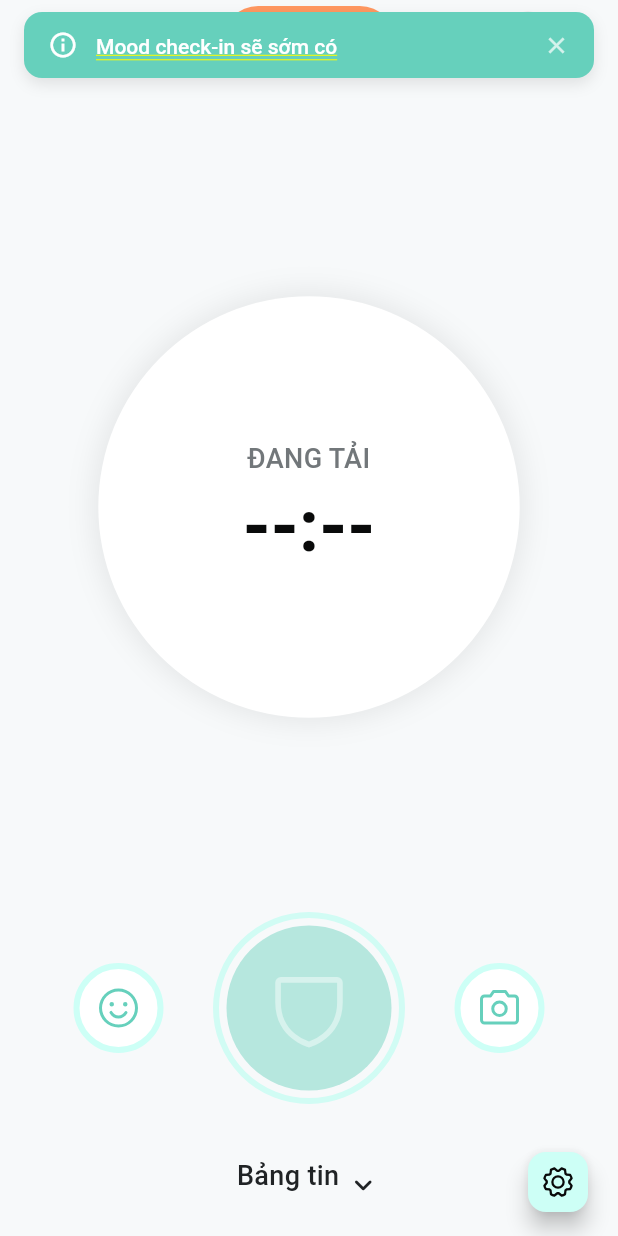
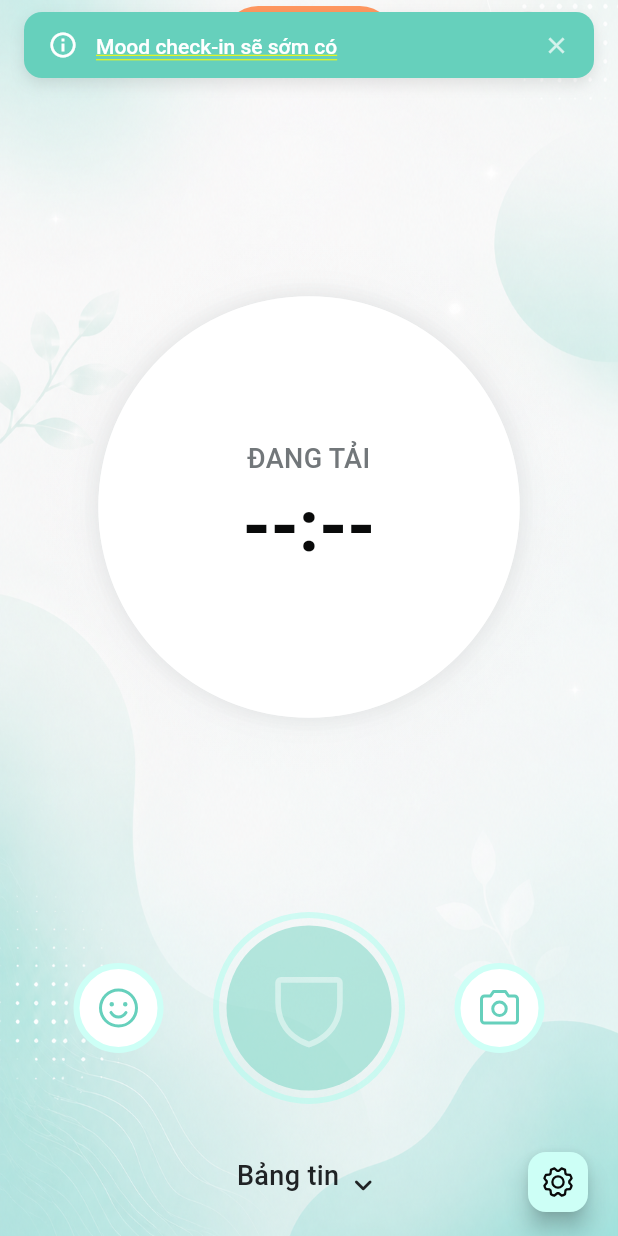
Before and after one commit to Minhduc7904/Beacon, a Flutter app: the HomeCenterScaffold screen opened directly with empty values, after a tap on an icon or button, on a phone screen of 412 x 824 dp. Run offline on Flutter 3.47's test engine with Material 3 defaults, Android fonts, the light colour scheme and no system bars; our stand-ins replace camera, connectivity_plus, dartz, dio, file_picker, flutter_dotenv and 6 more; missing offline and left inert: gal, signalr_core; accounts and stored records are empty; Roboto replaces fonts that are missing (Chiron GoRound TC).

Commit message:
feat: Add home background image and update UI to display it

```diff
--- a/lib/core/constants/app_images.dart
+++ b/lib/core/constants/app_images.dart
@@ -20,6 +20,9 @@ class AppImages {
   static const String onboarding2 = '$_base/onboarding/onboarding_2.png';
   static const String onboarding3 = '$_base/onboarding/onboarding_3.png';
 
+  // ─── Home ─────────────────────────────────────────────────
+  static const String homeBackground = '$_base/home/home_background.png';
+
   // ─── Icons (SVG/PNG) ──────────────────────────────────────
   static const String icGoogle = '$_icons/ic_google.svg';
   static const String icApple = '$_icons/ic_apple.svg';
--- a/lib/features/home/presentation/widgets/home/countdown_bubble.dart
+++ b/lib/features/home/presentation/widgets/home/countdown_bubble.dart
@@ -36,6 +36,12 @@ class _CountdownBubbleState extends State<CountdownBubble>
     if (oldWidget.state.phase != widget.state.phase) {
       _configurePulse(widget.state.phase);
     }
+  }
+
+  @override
+  void reassemble() {
+    super.reassemble();
+    _configurePulse(widget.state.phase);
   }
 
   void _configurePulse(HomeCheckinPhase phase) {
@@ -107,6 +113,7 @@ class _CountdownBubbleState extends State<CountdownBubble>
   Widget build(BuildContext context) {
     final palette = _resolvePalette(context, widget.state.phase);
     final size = widget.size ?? 280.0;
+    final auraOutset = (size * 0.18).clamp(36.0, 64.0).toDouble();
 
     return AnimatedBuilder(
       animation: _controller,
@@ -116,8 +123,26 @@ class _CountdownBubbleState extends State<CountdownBubble>
         final glowBlur = _pulseConfig.glowBlur(pulseIntensity);
         final glowSpread = _pulseConfig.glowSpread(pulseIntensity);
         final innerGlowBlur = (glowBlur * 0.6).clamp(12.0, 28.0).toDouble();
+        final auraProgress = _pulseConfig.shouldPulse ? _controller.value : 0.0;
+        final auraOpacity = _pulseConfig.auraOpacity(pulseIntensity);
 
-        return Transform.scale(
+        return RepaintBoundary(
+          child: SizedBox.square(
+            dimension: size + auraOutset * 2,
+            child: Stack(
+              alignment: Alignment.center,
+              children: [
+                Positioned.fill(
+                  child: CustomPaint(
+                    painter: _BubbleAuraPainter(
+                      palette: palette,
+                      progress: auraProgress,
+                      intensity: pulseIntensity,
+                      opacity: auraOpacity,
+                    ),
+                  ),
+                ),
+                Transform.scale(
                   scale: scale,
                   child: Container(
                     width: size,
@@ -126,24 +151,43 @@ class _CountdownBubbleState extends State<CountdownBubble>
                       shape: BoxShape.circle,
                       gradient: RadialGradient(
                         center: Alignment.topLeft,
-                radius: 0.9,
-                colors: [palette.highlight, palette.base],
+                        radius: 0.95,
+                        colors: [
+                          palette.sheen,
+                          palette.highlight,
+                          palette.base,
+                        ],
+                        stops: const [0, 0.42, 1],
+                      ),
+                      border: Border.all(
+                        color: palette.sheen.withValues(alpha: 0.58),
                       ),
                       boxShadow: [
                         BoxShadow(
-                  color: palette.innerGlow.withValues(alpha: 0.55),
+                          color: palette.innerGlow.withValues(alpha: 0.58),
                           blurRadius: innerGlowBlur,
                           spreadRadius: -4,
                           blurStyle: ui.BlurStyle.inner,
                         ),
                         BoxShadow(
-                  color: palette.glow.withValues(alpha: 0.45),
+                          color: palette.glow.withValues(alpha: 0.22),
+                          blurRadius: glowBlur * 0.55,
+                          spreadRadius: glowSpread * 0.35,
+                        ),
+                        BoxShadow(
+                          color: palette.glow.withValues(
+                            alpha: 0.2 + auraOpacity * 0.34,
+                          ),
                           blurRadius: glowBlur,
                           spreadRadius: glowSpread,
                         ),
                       ],
                     ),
                     child: child,
+                  ),
+                ),
+              ],
+            ),
           ),
         );
       },
@@ -166,6 +210,8 @@ class _CountdownBubbleState extends State<CountdownBubble>
           maxGlow: 30,
           minSpread: 2,
           maxSpread: 8,
+          minAuraAlpha: 0.14,
+          maxAuraAlpha: 0.32,
         );
       case HomeCheckinPhase.grace:
         return const _PulseConfig(
@@ -176,6 +222,8 @@ class _CountdownBubbleState extends State<CountdownBubble>
           maxGlow: 38,
           minSpread: 4,
           maxSpread: 12,
+          minAuraAlpha: 0.18,
+          maxAuraAlpha: 0.42,
         );
       case HomeCheckinPhase.emergency:
         return const _PulseConfig(
@@ -186,6 +234,8 @@ class _CountdownBubbleState extends State<CountdownBubble>
           maxGlow: 48,
           minSpread: 8,
           maxSpread: 16,
+          minAuraAlpha: 0.24,
+          maxAuraAlpha: 0.56,
         );
       case HomeCheckinPhase.checkedIn:
         return const _PulseConfig(
@@ -196,6 +246,8 @@ class _CountdownBubbleState extends State<CountdownBubble>
           maxGlow: 22,
           minSpread: 2,
           maxSpread: 6,
+          minAuraAlpha: 0.1,
+          maxAuraAlpha: 0.24,
         );
       case HomeCheckinPhase.monitoringOff:
         return const _PulseConfig(
@@ -206,6 +258,8 @@ class _CountdownBubbleState extends State<CountdownBubble>
           maxGlow: 18,
           minSpread: 1,
           maxSpread: 5,
+          minAuraAlpha: 0.08,
+          maxAuraAlpha: 0.18,
         );
       case HomeCheckinPhase.unknown:
         return const _PulseConfig(
@@ -216,6 +270,8 @@ class _CountdownBubbleState extends State<CountdownBubble>
           maxGlow: 16,
           minSpread: 1,
           maxSpread: 4,
+          minAuraAlpha: 0.07,
+          maxAuraAlpha: 0.16,
         );
     }
   }
@@ -229,6 +285,7 @@ class _CountdownBubbleState extends State<CountdownBubble>
         return _BubblePalette(
           base: base,
           highlight: _mix(colorScheme.surface, base, 0.35),
+          sheen: _mix(colorScheme.surface, base, 0.18),
           innerGlow: _mix(colorScheme.surface, base, 0.6),
           glow: colorScheme.primary,
         );
@@ -237,6 +294,7 @@ class _CountdownBubbleState extends State<CountdownBubble>
         return _BubblePalette(
           base: base,
           highlight: _mix(colorScheme.surface, base, 0.35),
+          sheen: _mix(colorScheme.surface, base, 0.16),
           innerGlow: _mix(colorScheme.surface, base, 0.6),
           glow: colorScheme.secondary,
         );
@@ -245,6 +303,7 @@ class _CountdownBubbleState extends State<CountdownBubble>
         return _BubblePalette(
           base: base,
           highlight: _mix(colorScheme.surface, base, 0.35),
+          sheen: _mix(colorScheme.surface, base, 0.18),
           innerGlow: _mix(colorScheme.surface, base, 0.65),
           glow: colorScheme.error,
         );
@@ -253,6 +312,7 @@ class _CountdownBubbleState extends State<CountdownBubble>
         return _BubblePalette(
           base: base,
           highlight: _mix(colorScheme.surface, base, 0.5),
+          sheen: _mix(colorScheme.surface, AppColors.success, 0.12),
           innerGlow: _mix(colorScheme.surface, base, 0.7),
           glow: AppColors.success,
         );
@@ -261,6 +321,7 @@ class _CountdownBubbleState extends State<CountdownBubble>
         return _BubblePalette(
           base: base,
           highlight: _mix(colorScheme.surface, base, 0.2),
+          sheen: colorScheme.surface,
           innerGlow: colorScheme.outline.withValues(alpha: 0.45),
           glow: colorScheme.outline,
         );
@@ -269,6 +330,7 @@ class _CountdownBubbleState extends State<CountdownBubble>
         return _BubblePalette(
           base: base,
           highlight: _mix(colorScheme.surface, base, 0.2),
+          sheen: colorScheme.surface,
           innerGlow: colorScheme.outline.withValues(alpha: 0.35),
           glow: colorScheme.outline,
         );
@@ -390,15 +452,78 @@ class _BubbleTextContent {
 class _BubblePalette {
   final Color base;
   final Color highlight;
+  final Color sheen;
   final Color glow;
   final Color innerGlow;
 
   const _BubblePalette({
     required this.base,
     required this.highlight,
+    required this.sheen,
     required this.glow,
     required this.innerGlow,
   });
+}
+
+class _BubbleAuraPainter extends CustomPainter {
+  const _BubbleAuraPainter({
+    required this.palette,
+    required this.progress,
+    required this.intensity,
+    required this.opacity,
+  });
+
+  final _BubblePalette palette;
+  final double progress;
+  final double intensity;
+  final double opacity;
+
+  @override
+  void paint(Canvas canvas, Size size) {
+    final center = size.center(Offset.zero);
+    final bubbleRadius = size.shortestSide / 2.72;
+    final maxRadius = size.shortestSide / 2;
+    final haloRadius = ui.lerpDouble(
+      bubbleRadius * 1.02,
+      bubbleRadius * 1.1,
+      intensity,
+    )!;
+
+    final haloPaint = Paint()
+      ..shader = RadialGradient(
+        colors: [
+          palette.glow.withValues(alpha: opacity * 0.34),
+          palette.glow.withValues(alpha: opacity * 0.12),
+          palette.glow.withValues(alpha: 0),
+        ],
+        stops: const [0.58, 0.78, 1],
+      ).createShader(Rect.fromCircle(center: center, radius: haloRadius * 1.32))
+      ..maskFilter = const ui.MaskFilter.blur(ui.BlurStyle.normal, 18);
+    canvas.drawCircle(center, haloRadius * 1.25, haloPaint);
+
+    for (final wave in const [0.0, 0.42]) {
+      final waveProgress = (progress + wave) % 1.0;
+      final eased = Curves.easeOutCubic.transform(waveProgress);
+      final radius = ui.lerpDouble(bubbleRadius * 0.94, maxRadius, eased)!;
+      final fade = (1 - eased).clamp(0.0, 1.0);
+      final strokeWidth = ui.lerpDouble(8, 1.4, eased)!;
+      final paint = Paint()
+        ..style = PaintingStyle.stroke
+        ..strokeWidth = strokeWidth
+        ..color = palette.glow.withValues(alpha: opacity * fade * 0.72)
+        ..maskFilter = const ui.MaskFilter.blur(ui.BlurStyle.normal, 6);
+
+      canvas.drawCircle(center, radius, paint);
+    }
+  }
+
+  @override
+  bool shouldRepaint(covariant _BubbleAuraPainter oldDelegate) {
+    return oldDelegate.palette != palette ||
+        oldDelegate.progress != progress ||
+        oldDelegate.intensity != intensity ||
+        oldDelegate.opacity != opacity;
+  }
 }
 
 class _PulseConfig {
@@ -409,6 +534,8 @@ class _PulseConfig {
   final double maxGlow;
   final double minSpread;
   final double maxSpread;
+  final double? minAuraAlpha;
+  final double? maxAuraAlpha;
 
   const _PulseConfig({
     required this.duration,
@@ -418,6 +545,8 @@ class _PulseConfig {
     required this.maxGlow,
     required this.minSpread,
     required this.maxSpread,
+    required this.minAuraAlpha,
+    required this.maxAuraAlpha,
   });
 
   const _PulseConfig.disabled()
@@ -427,7 +556,9 @@ class _PulseConfig {
       minGlow = 0,
       maxGlow = 0,
       minSpread = 0,
-      maxSpread = 0;
+      maxSpread = 0,
+      minAuraAlpha = 0,
+      maxAuraAlpha = 0;
 
   bool get shouldPulse => duration != Duration.zero;
 
@@ -435,6 +566,12 @@ class _PulseConfig {
 
   double glowSpread(double t) =>
       ui.lerpDouble(minSpread, maxSpread, t) ?? minSpread;
+
+  double auraOpacity(double t) {
+    final minAlpha = minAuraAlpha ?? 0;
+    final maxAlpha = maxAuraAlpha ?? minAlpha;
+    return ui.lerpDouble(minAlpha, maxAlpha, t) ?? minAlpha;
+  }
 
   double intensityForScale(double scale) {
     final range = (maxScale - minScale).abs();
--- a/lib/features/home/presentation/widgets/home/home_center_scaffold.dart
+++ b/lib/features/home/presentation/widgets/home/home_center_scaffold.dart
@@ -1,6 +1,7 @@
 import 'package:flutter/material.dart';
 import 'package:flutter_riverpod/flutter_riverpod.dart';
 
+import '../../../../../core/constants/app_images.dart';
 import '../../../../../core/providers/providers.dart';
 import 'home_app_bar_content.dart';
 import 'home_body.dart';
@@ -43,7 +44,16 @@ class HomeCenterScaffold extends ConsumerWidget {
           onOpenMessages: onOpenMessages,
         ),
       ),
-      body: const SafeArea(child: HomeBody()),
+      body: Stack(
+        fit: StackFit.expand,
+        children: [
+          Image.asset(
+            AppImages.homeBackground,
+            fit: BoxFit.cover,
+          ),
+          const SafeArea(child: HomeBody()),
+        ],
+      ),
     );
   }
 }
--- a/pubspec.yaml
+++ b/pubspec.yaml
@@ -100,6 +100,7 @@ flutter:
     - assets/images/
     - assets/images/logo/
     - assets/images/onboarding/
+    - assets/images/home/
     # - assets/images/icons/
     - assets/icons/
     - assets/animations/
```
Also changed, not shown: assets/images/home/home_background.png (added), 1 other file. Lines whose indentation alone changed are shown as unchanged.
